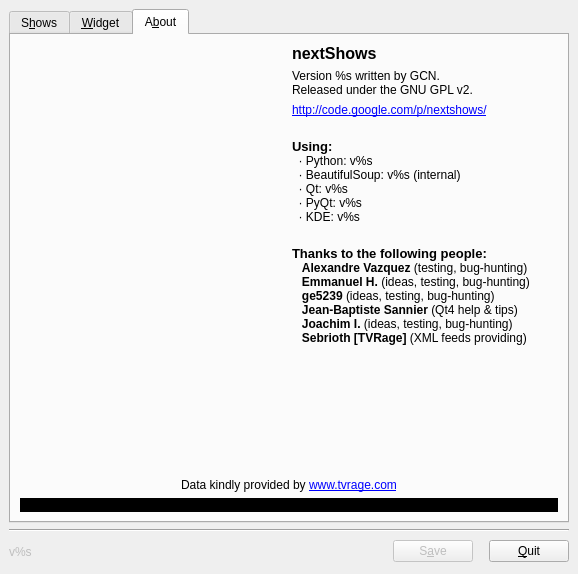
gilcn/nextshows, file nextShows/WorkFiles/ConfigGUI/NextShowsConfig.ui: the form before one commit.
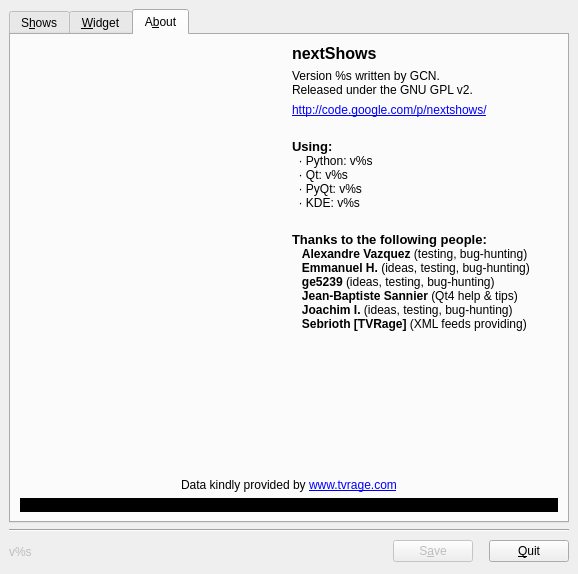
The form after the commit. Icons and pictures are not drawn.

Commit message: We don't need BeautifulSoup anymore \o/

```diff
--- a/nextShows/WorkFiles/ConfigGUI/NextShowsConfig.ui
+++ b/nextShows/WorkFiles/ConfigGUI/NextShowsConfig.ui
@@ -2049,7 +2049,6 @@
 &lt;/style>&lt;/head>&lt;body style=" font-family:'Sans Serif'; font-size:9pt; font-weight:400; font-style:normal; text-decoration:none;">
 &lt;p style=" margin-top:0px; margin-bottom:0px; margin-left:0px; margin-right:0px; -qt-block-indent:0; text-indent:0px;">&lt;span style=" font-size:10pt; font-weight:600;">Using:&lt;/span>&lt;/p>
 &lt;p style=" margin-top:0px; margin-bottom:0px; margin-left:0px; margin-right:0px; -qt-block-indent:0; text-indent:0px;">  &amp;middot; Python: v%s&lt;/p>
-&lt;p style=" margin-top:0px; margin-bottom:0px; margin-left:0px; margin-right:0px; -qt-block-indent:0; text-indent:0px;">  &amp;middot; BeautifulSoup: v%s (internal)&lt;/p>
 &lt;p style=" margin-top:0px; margin-bottom:0px; margin-left:0px; margin-right:0px; -qt-block-indent:0; text-indent:0px;">  &amp;middot; Qt: v%s&lt;/p>
 &lt;p style=" margin-top:0px; margin-bottom:0px; margin-left:0px; margin-right:0px; -qt-block-indent:0; text-indent:0px;">  &amp;middot; PyQt: v%s&lt;/p>
 &lt;p style=" margin-top:0px; margin-bottom:0px; margin-left:0px; margin-right:0px; -qt-block-indent:0; text-indent:0px;">  &amp;middot; KDE: v%s&lt;/p>
```
The commit also changes 4 other files.
